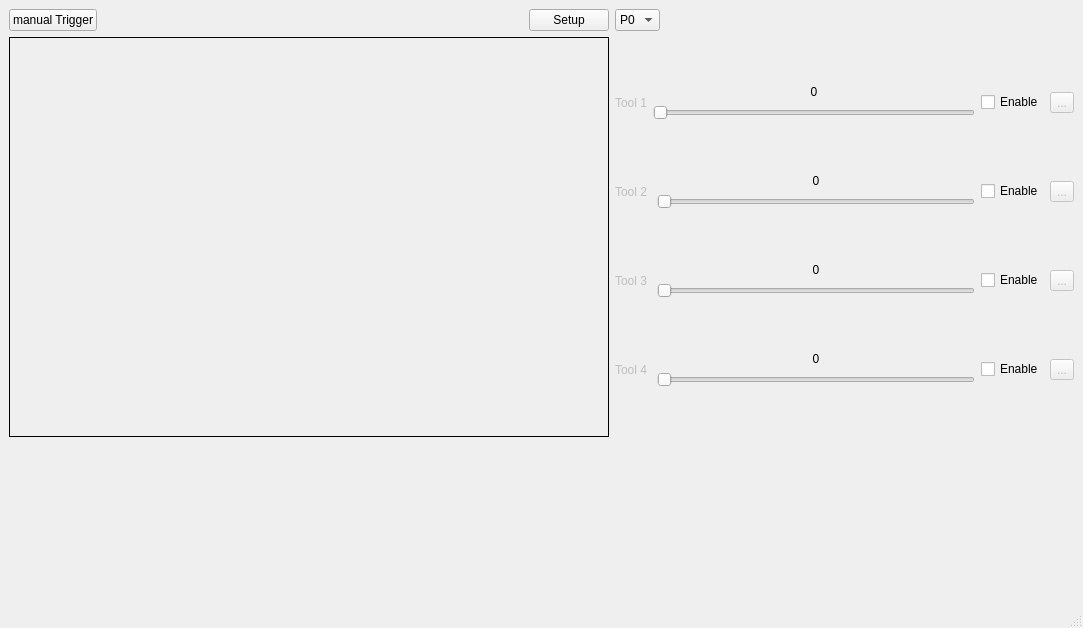
sofiene44/Vision-Sensor, file GUI/mainFrameWindow.ui: the form before one commit.
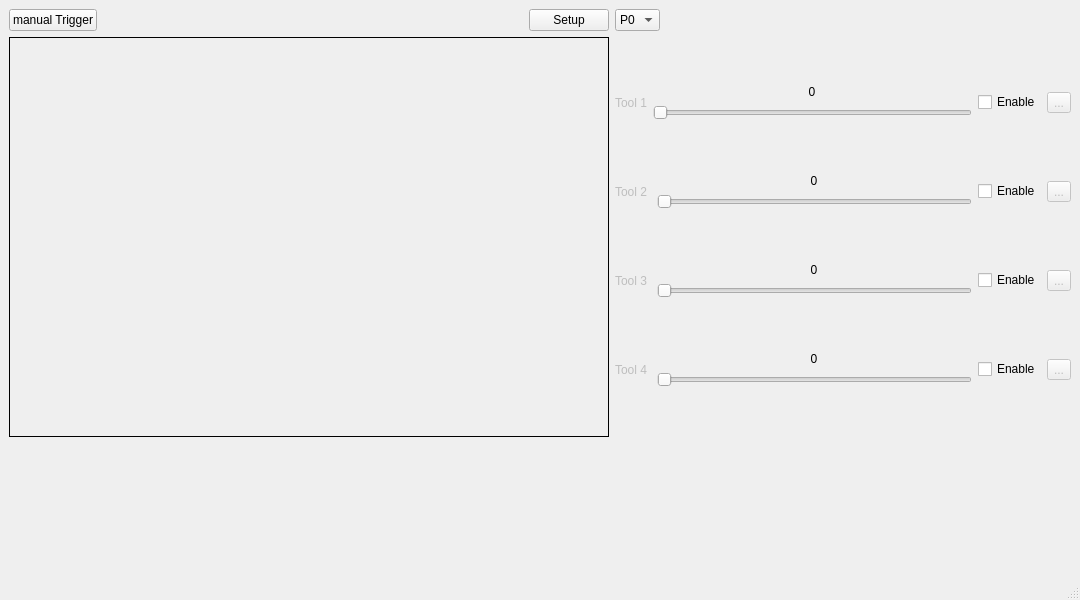
The form after the commit. Icons and pictures are not drawn.

```diff
--- a/GUI/mainFrameWindow.ui
+++ b/GUI/mainFrameWindow.ui
@@ -12,8 +12,8 @@
    <rect>
     <x>0</x>
     <y>0</y>
-    <width>1083</width>
-    <height>628</height>
+    <width>1080</width>
+    <height>600</height>
    </rect>
   </property>
   <property name="minimumSize">
```
Left out of the diff: 405 changed lines with no effect on the pictures.
